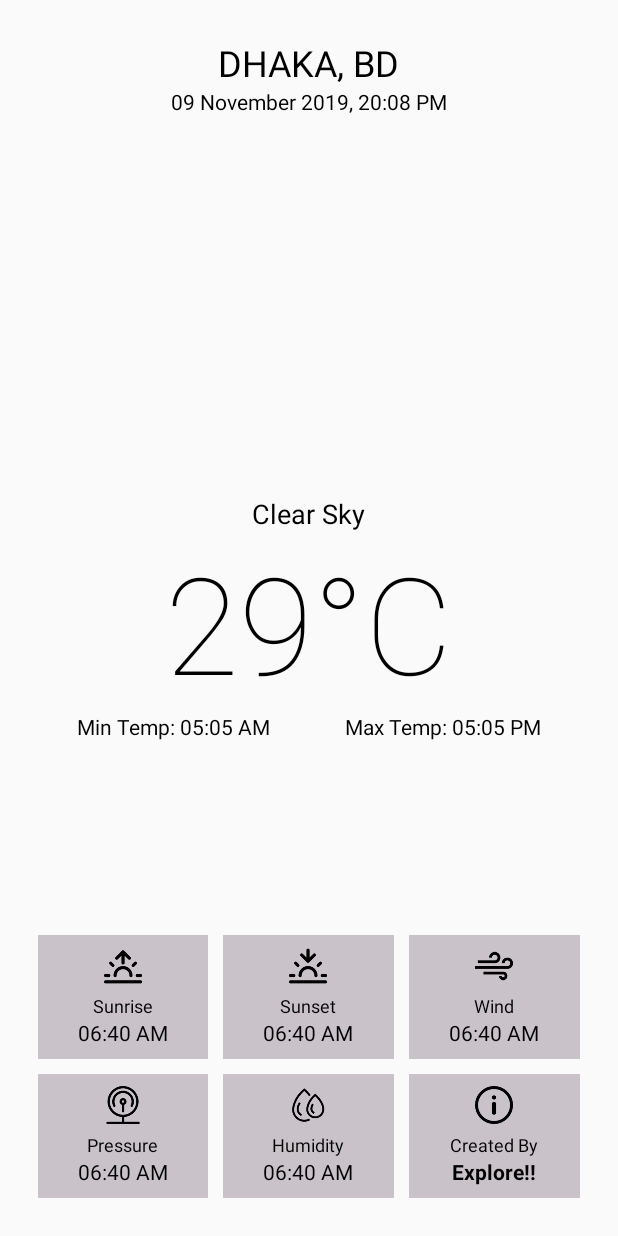
After one commit to mehedihasanriyad-045/Explore, an Android app: the layout activity_weather.xml on its own in the app's theme, with its tools: preview values and no code run, on a phone screen of 412 x 824 dp. The commit adds this screen. Run offline under Robolectric (Android 15) with nearby library versions, the phone set to English and light mode, and no system bars.

Commit message:
Weather feature added.

```diff
--- a/app/build.gradle
+++ b/app/build.gradle
@@ -60,6 +60,9 @@ dependencies {
     implementation 'com.squareup.picasso:picasso:2.71828'
 
 
+    implementation 'com.github.androdocs:Simple-HTTP-Request:v1.0'
+
+
     testImplementation 'junit:junit:4.12'
 
     androidTestImplementation 'androidx.test:runner:1.2.0'
--- a/app/src/main/java/com/example/myapplication/AddContact.java
+++ b/app/src/main/java/com/example/myapplication/AddContact.java
@@ -47,7 +47,6 @@ public class AddContact extends AppCompatActivity {
 
         String nameUser = name.getText().toString().trim();
         String phoneNumber = phone.getText().toString().trim();
-        Toast.makeText(getApplicationContext(),nameUser+"   "+phoneNumber,Toast.LENGTH_SHORT).show();
 
 
         if(nameUser.isEmpty()){
--- a/app/src/main/java/com/example/myapplication/contactAdapter.java
+++ b/app/src/main/java/com/example/myapplication/contactAdapter.java
@@ -37,8 +37,8 @@ public class contactAdapter extends ArrayAdapter<contacts> {
         name = view.findViewById(R.id.conName);
         phone = view.findViewById(R.id.conNumber);
 
-        name.setText("Name: "+fontacts.getName());
-        phone.setText("Phone Number: "+fontacts.getPhone());
+        name.setText(fontacts.getName());
+        phone.setText(fontacts.getPhone());
 
         return view;
     }
--- /dev/null
+++ b/app/src/main/res/layout/activity_weather.xml
@@ -0,0 +1,363 @@
+<?xml version="1.0" encoding="utf-8"?>
+<RelativeLayout xmlns:android="http://schemas.android.com/apk/res/android"
+    android:orientation="vertical"
+    android:layout_width="match_parent"
+    android:layout_height="match_parent"
+    android:padding="25dp">
+
+    <RelativeLayout
+        android:id="@+id/mainContainer"
+        android:layout_width="match_parent"
+        android:layout_height="match_parent"
+        android:visibility="visible"
+        >
+
+        <LinearLayout
+            android:id="@+id/addressContainer"
+            android:layout_width="match_parent"
+            android:layout_height="wrap_content"
+            android:orientation="vertical"
+            android:gravity="center"
+            >
+
+            <TextView
+                android:id="@+id/address"
+                android:layout_width="wrap_content"
+                android:layout_height="wrap_content"
+                android:textSize="24dp"
+                android:text="DHAKA, BD"
+                android:textColor="#000000"/>
+
+            <TextView
+                android:id="@+id/updated_at"
+                android:layout_width="wrap_content"
+                android:layout_height="wrap_content"
+                android:textSize="14dp"
+                android:text="09 November 2019, 20:08 PM"
+                android:textColor="#000000"/>
+        </LinearLayout>
+
+
+        <LinearLayout
+            android:id="@+id/overviewContainer"
+            android:layout_width="match_parent"
+            android:layout_height="wrap_content"
+            android:orientation="vertical"
+            android:layout_centerInParent="true"
+            >
+
+            <TextView
+                android:id="@+id/status"
+                android:layout_width="wrap_content"
+                android:layout_height="wrap_content"
+                android:textSize="18dp"
+                android:layout_gravity="center"
+                android:text="Clear Sky"
+                android:textColor="#000000"/>
+
+            <TextView
+                android:id="@+id/temp"
+                android:layout_width="wrap_content"
+                android:layout_height="wrap_content"
+                android:textSize="90dp"
+                android:fontFamily="sans-serif-thin"
+                android:layout_gravity="center"
+                android:text="29°C"
+                android:textColor="#000000"/>
+
+            <LinearLayout
+                android:layout_width="match_parent"
+                android:layout_height="wrap_content"
+                android:orientation="horizontal"
+                android:gravity="center"
+                >
+                <TextView
+                    android:id="@+id/temp_min"
+                    android:layout_width="wrap_content"
+                    android:layout_height="wrap_content"
+                    android:text="Min Temp: 05:05 AM"
+                    android:textColor="#000000"/>
+
+                <Space
+                    android:layout_width="50dp"
+                    android:layout_height="wrap_content"/>
+
+                <TextView
+                    android:id="@+id/temp_max"
+                    android:layout_width="wrap_content"
+                    android:layout_height="wrap_content"
+                    android:text="Max Temp: 05:05 PM"
+                    android:textColor="#000000"/>
+
+            </LinearLayout>
+
+        </LinearLayout>
+
+
+        <LinearLayout android:id="@+id/detailsContainer"
+            android:layout_width="match_parent"
+            android:layout_height="wrap_content"
+            android:orientation="vertical"
+            android:layout_alignParentBottom="true">
+
+            <LinearLayout
+                android:layout_width="match_parent"
+                android:layout_height="wrap_content"
+                android:orientation="horizontal"
+                android:weightSum="3">
+
+                <LinearLayout
+                    android:layout_width="0dp"
+                    android:layout_height="wrap_content"
+                    android:orientation="vertical"
+                    android:layout_weight="1"
+                    android:gravity="center"
+                    android:padding="8dp"
+                    android:background="#3C2E132E">
+
+                    <ImageView
+                        android:layout_width="25dp"
+                        android:layout_height="25dp"
+                        android:src="@drawable/sunrise"
+                       />
+                    <Space
+                        android:layout_width="wrap_content"
+                        android:layout_height="5dp"/>
+                    <TextView
+                        android:layout_width="wrap_content"
+                        android:layout_height="wrap_content"
+                        android:textSize="12dp"
+                        android:text="Sunrise"
+                        android:textColor="#000000"/>
+
+                    <TextView
+                        android:id="@+id/sunrise"
+                        android:layout_width="wrap_content"
+                        android:layout_height="wrap_content"
+                        android:textSize="14dp"
+                        android:text="06:40 AM"
+                        android:textColor="#000000"/>
+
+                </LinearLayout>
+
+                <Space
+                    android:layout_width="10dp"
+                    android:layout_height="wrap_content"/>
+
+                <LinearLayout
+                    android:layout_width="0dp"
+                    android:layout_height="wrap_content"
+                    android:orientation="vertical"
+                    android:layout_weight="1"
+                    android:gravity="center"
+                    android:padding="8dp"
+                    android:background="#3C2E132E">
+
+                    <ImageView
+                        android:layout_width="25dp"
+                        android:layout_height="25dp"
+                        android:src="@drawable/sunset"
+                        />
+
+                    <Space
+                        android:layout_width="wrap_content"
+                        android:layout_height="5dp"/>
+
+                    <TextView
+                        android:layout_width="wrap_content"
+                        android:layout_height="wrap_content"
+                        android:textSize="12dp"
+                        android:text="Sunset"
+                        android:textColor="#000000"/>
+
+                    <TextView
+                        android:id="@+id/sunset"
+                        android:layout_width="wrap_content"
+                        android:layout_height="wrap_content"
+                        android:textSize="14dp"
+                        android:text="06:40 AM"
+                        android:textColor="#000000"/>
+
+                </LinearLayout>
+                <Space
+                    android:layout_width="10dp"
+                    android:layout_height="wrap_content"/>
+
+                <LinearLayout
+                    android:layout_width="0dp"
+                    android:layout_height="wrap_content"
+                    android:orientation="vertical"
+                    android:layout_weight="1"
+                    android:gravity="center"
+                    android:padding="8dp"
+                    android:background="#3C2E132E">
+
+                    <ImageView
+                        android:layout_width="25dp"
+                        android:layout_height="25dp"
+                        android:src="@drawable/wind"
+                        />
+
+                    <Space
+                        android:layout_width="wrap_content"
+                        android:layout_height="5dp"/>
+
+                    <TextView
+                        android:layout_width="wrap_content"
+                        android:layout_height="wrap_content"
+                        android:textSize="12dp"
+                        android:text="Wind"
+                        android:textColor="#000000"/>
+
+                    <TextView
+                        android:id="@+id/wind"
+                        android:layout_width="wrap_content"
+                        android:layout_height="wrap_content"
+                        android:textSize="14dp"
+                        android:text="06:40 AM"
+                        android:textColor="#000000"/>
+
+                </LinearLayout>
+
+            </LinearLayout>
+
+            <Space
+                android:layout_width="wrap_content"
+                android:layout_height="10dp"/>
+
+            <LinearLayout
+                android:layout_width="match_parent"
+                android:layout_height="wrap_content"
+                android:orientation="horizontal"
+                android:weightSum="3">
+                <LinearLayout
+                    android:layout_width="0dp" android:layout_height="wrap_content"
+                    android:orientation="vertical" android:layout_weight="1"
+                    android:gravity="center" android:padding="8dp"
+                    android:background="#3C2E132E">
+
+                    <ImageView
+                        android:layout_width="25dp"
+                        android:layout_height="25dp"
+                        android:src="@drawable/pressure"
+                        />
+
+                    <Space
+                        android:layout_width="wrap_content"
+                        android:layout_height="5dp"/>
+
+                    <TextView
+                        android:layout_width="wrap_content"
+                        android:layout_height="wrap_content"
+                        android:textSize="12dp"
+                        android:text="Pressure"
+                        android:textColor="#000000"/>
+
+                    <TextView
+                        android:id="@+id/pressure"
+                        android:layout_width="wrap_content"
+                        android:layout_height="wrap_content"
+                        android:textSize="14dp"
+                        android:text="06:40 AM"
+                        android:textColor="#000000"/>
+
+                </LinearLayout>
+
+                <Space
+                    android:layout_width="10dp"
+                    android:layout_height="wrap_content"/>
+
+                <LinearLayout
+                    android:layout_width="0dp"
+                    android:layout_height="wrap_content"
+                    android:orientation="vertical"
+                    android:layout_weight="1"
+                    android:gravity="center"
+                    android:padding="8dp"
+                    android:background="#3C2E132E">
+
+                    <ImageView
+                        android:layout_width="25dp"
+                        android:layout_height="25dp"
+                        android:src="@drawable/humidity"
+                        />
+                    <Space
+                        android:layout_width="wrap_content"
+                        android:layout_height="5dp"/>
+                    <TextView android:layout_width="wrap_content"
+                        android:layout_height="wrap_content"
+                        android:textSize="12dp"
+                        android:text="Humidity"
+                        android:textColor="#000000"/>
+                    <TextView
+                        android:id="@+id/humidity"
+                        android:layout_width="wrap_content"
+                        android:layout_height="wrap_content"
+                        android:textSize="14dp"
+                        android:text="06:40 AM"
+                        android:textColor="#000000"/>
+                </LinearLayout>
+
+                <Space
+                    android:layout_width="10dp"
+                    android:layout_height="wrap_content"/>
+
+                <LinearLayout
+                    android:layout_width="0dp"
+                    android:layout_height="wrap_content"
+                    android:orientation="vertical"
+                    android:layout_weight="1"
+                    android:gravity="center"
+                    android:padding="8dp"
+                    android:background="#3C2E132E">
+
+                    <ImageView
+                        android:layout_width="25dp"
+                        android:layout_height="25dp"
+                        android:src="@drawable/info" />
+                    <Space
+                        android:layout_width="wrap_content"
+                        android:layout_height="5dp"/>
+
+                    <TextView
+                        android:layout_width="wrap_content"
+                        android:layout_height="wrap_content"
+                        android:textSize="12dp"
+                        android:text="Created By"
+                        android:textColor="#000000"/>
+
+                    <TextView
+                        android:id="@+id/about"
+                        android:layout_width="wrap_content"
+                        android:layout_height="wrap_content"
+                        android:textSize="14dp"
+                        android:textStyle="bold"
+                        android:text="Explore!!"
+                        android:textColor="#000000"/>
+
+                </LinearLayout>
+
+            </LinearLayout>
+
+        </LinearLayout>
+
+    </RelativeLayout>
+
+
+    <ProgressBar
+        android:id="@+id/loader"
+        android:layout_width="wrap_content"
+        android:layout_height="wrap_content"
+        android:layout_centerInParent="true"
+        android:visibility="gone"/>
+
+    <TextView
+        android:id="@+id/errorText"
+        android:layout_width="wrap_content"
+        android:layout_height="wrap_content"
+        android:layout_centerInParent="true"
+        android:visibility="gone"
+        android:text="Something went wrong"/>
+
+
+</RelativeLayout>
--- a/build.gradle
+++ b/build.gradle
@@ -5,10 +5,11 @@ buildscript {
         google()
         jcenter()
 
+
     }
     dependencies {
         classpath 'com.android.tools.build:gradle:3.5.2'
-        classpath 'com.google.gms:google-services:4.2.0'
+        classpath 'com.google.gms:google-services:4.3.2'
 
         // NOTE: Do not place your application dependencies here; they belong
         // in the individual module build.gradle files
@@ -19,6 +20,7 @@ allprojects {
     repositories {
         google()
         jcenter()
+        maven { url 'https://jitpack.io' }
 
     }
 }
```
Also changed, not shown: app/src/main/AndroidManifest.xml (+5 -4 lines), app/src/main/java/com/example/myapplication/Menu.java (+52 -1 lines), app/src/main/java/com/example/myapplication/weather.java (added, +166 -0 lines), app/src/main/res/drawable/bg_gradient.xml (added, +9 -0 lines), app/src/main/res/layout/activity_menu.xml (+10 -0 lines), app/src/main/res/drawable-v24/humidity.png (added), app/src/main/res/drawable-v24/info.png (added), app/src/main/res/drawable-v24/pressure.png (added), app/src/main/res/drawable-v24/sunrise.png (added), app/src/main/res/drawable-v24/sunset.png (added), app/src/main/res/drawable-v24/wind.png (added).
